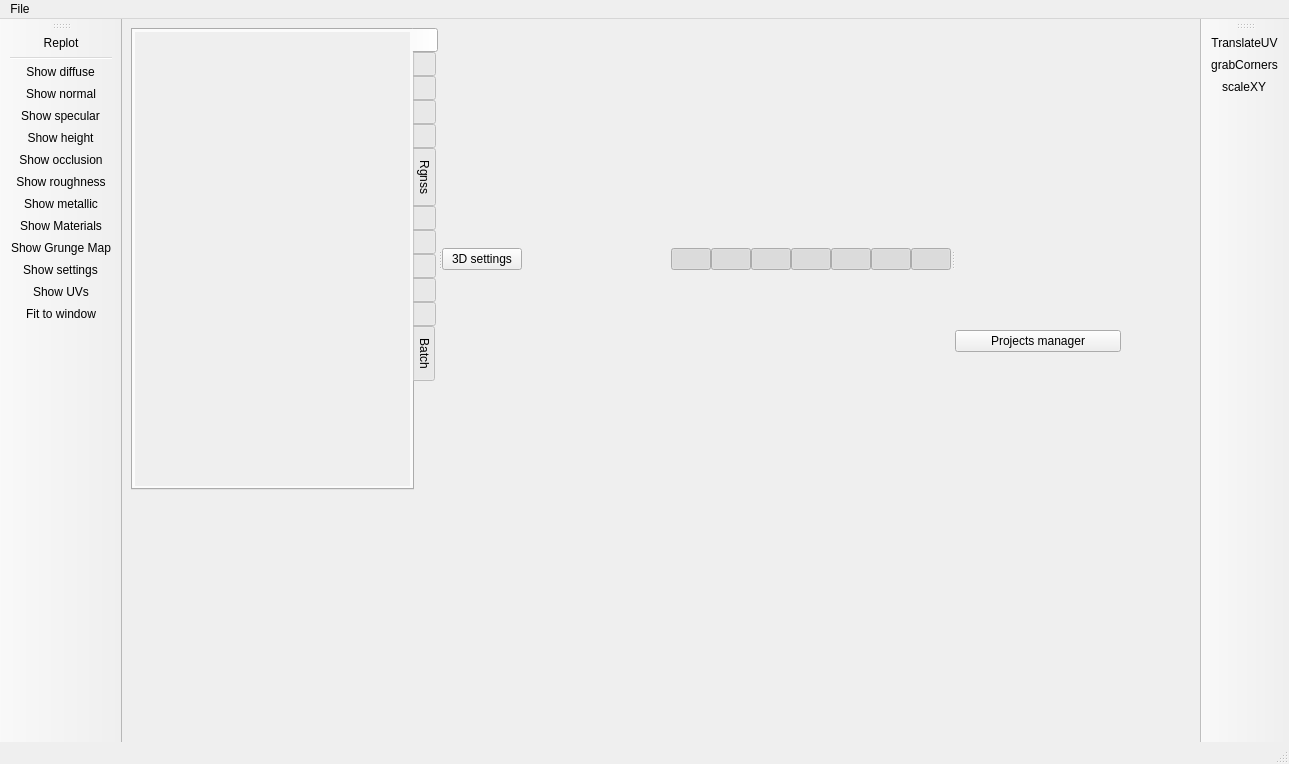
Before: the Qt Designer form AwesomeBump/mainwindow.ui in Ralf12358/AwesomeBump, drawn with Qt 5.
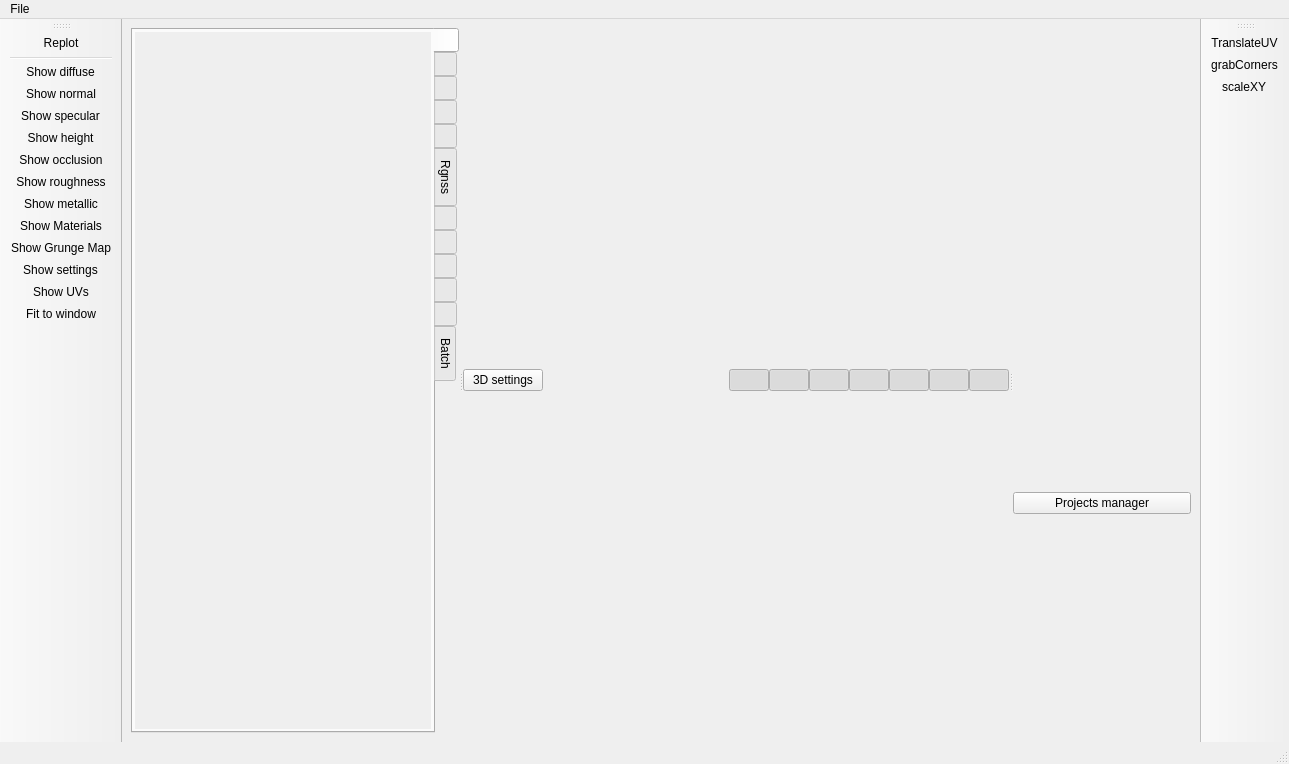
After: the same form once the commit is applied. The open tabs and pages were chosen to show the change. Icons and pictures are not drawn.

Commit message: Fix mainwindow layout.

```diff
--- a/AwesomeBump/mainwindow.ui
+++ b/AwesomeBump/mainwindow.ui
@@ -33,15 +33,9 @@
    </size>
   </property>
   <widget class="QWidget" name="centralwidget">
+   <layout class="QHBoxLayout" name="horizontalLayout_7">
+    <item>
    <widget class="QSplitter" name="splitter">
-    <property name="geometry">
-     <rect>
-      <x>9</x>
-      <y>9</y>
-      <width>990</width>
-      <height>462</height>
-     </rect>
-    </property>
     <property name="orientation">
      <enum>Qt::Horizontal</enum>
     </property>
@@ -125,8 +119,8 @@
            <rect>
             <x>0</x>
             <y>0</y>
-            <width>305</width>
-            <height>454</height>
+              <width>370</width>
+              <height>694</height>
            </rect>
           </property>
           <layout class="QVBoxLayout" name="verticalLayout_4">
@@ -3349,6 +3343,8 @@
      </layout>
     </widget>
    </widget>
+    </item>
+   </layout>
   </widget>
   <widget class="QMenuBar" name="menubar">
    <property name="geometry">
```
Left out of the diff: 38 changed lines with no effect on the pictures. Lines whose indentation alone changed are shown as unchanged.
